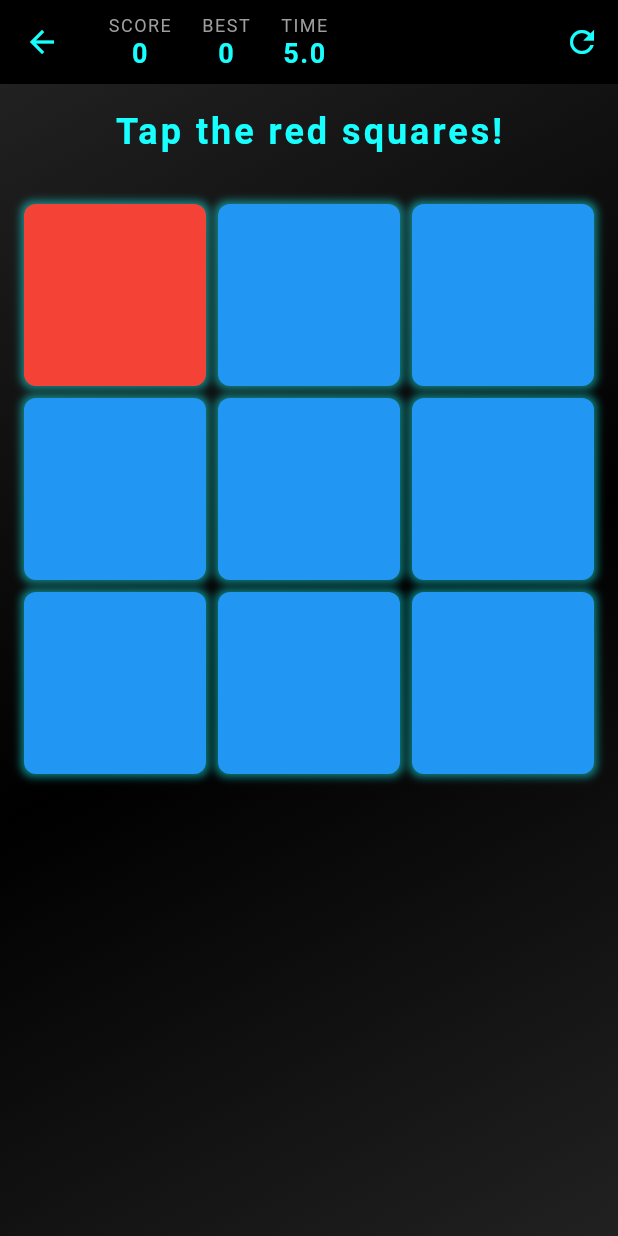
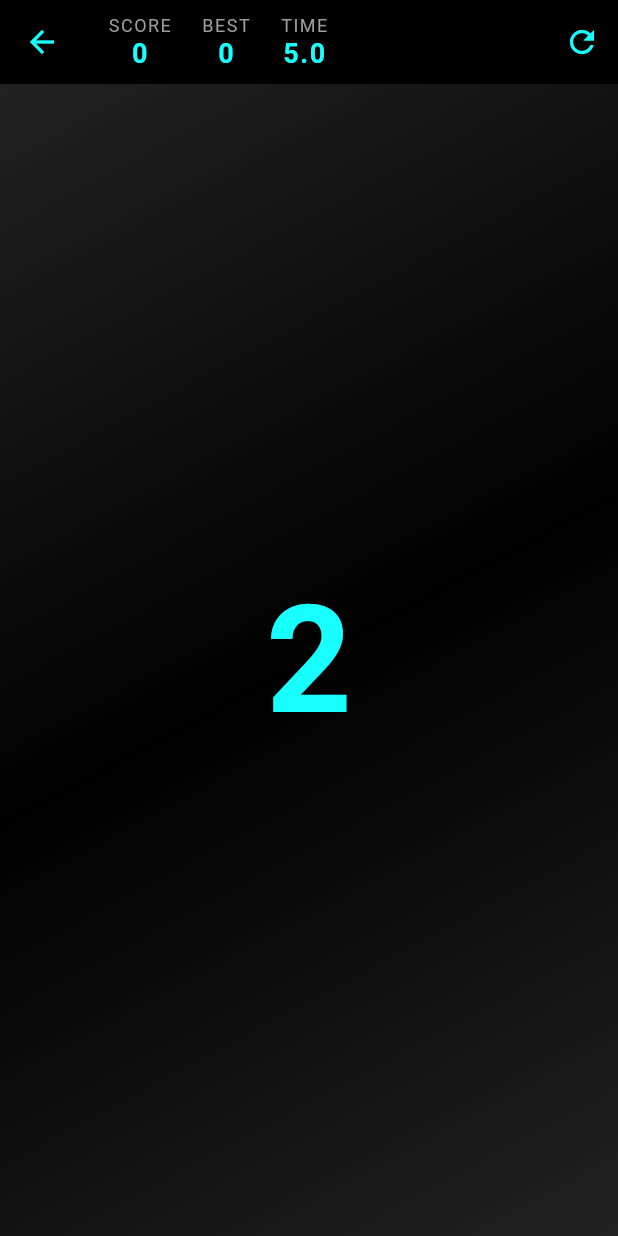
Before and after one commit to Tiavina22/color, a Flutter app: the screen it shows after launch, after a tap on "JOUER", on a phone screen of 412 x 824 dp. Run offline on Flutter 3.47's test engine with Material 3 defaults, Android fonts, the phone set to English and light mode, and no system bars; our stand-ins replace audioplayers, shared_preferences.

Commit message:
[FIX] : fix gestion timer change color to 1000ms.

```diff
--- a/lib/presentation/pages/game_page.dart
+++ b/lib/presentation/pages/game_page.dart
@@ -11,16 +11,41 @@ class GamePage extends StatefulWidget {
   GamePageState createState() => GamePageState();
 }
 
-class GamePageState extends State<GamePage> {
+class GamePageState extends State<GamePage>
+    with SingleTickerProviderStateMixin {
   final GameState _gameState = GameState();
   Timer? _gameTimer;
   double _remainingTime = 5.0;
   final AudioPlayer _audioPlayer = AudioPlayer();
+  late AnimationController _progressController;
+  bool _showCountdown = true;
+  int _countdown = 3;
 
   @override
   void initState() {
     super.initState();
-    _startGame();
+    _progressController = AnimationController(
+      vsync: this,
+      duration: const Duration(milliseconds: 500),
+    );
+    _startCountdown();
+  }
+
+  void _startCountdown() {
+    setState(() => _showCountdown = true);
+    Future.delayed(const Duration(seconds: 1), () {
+      if (!mounted) return;
+      setState(() => _countdown = 2);
+      Future.delayed(const Duration(seconds: 1), () {
+        if (!mounted) return;
+        setState(() => _countdown = 1);
+        Future.delayed(const Duration(seconds: 1), () {
+          if (!mounted) return;
+          setState(() => _showCountdown = false);
+          _startGame();
+        });
+      });
+    });
   }
 
   void _startGame() {
@@ -32,11 +57,15 @@ class GamePageState extends State<GamePage> {
   void _resetTimer() {
     _gameTimer?.cancel();
     _remainingTime = _gameState.timeLimit;
+    _progressController.value = 1.0;
 
-    _gameTimer = Timer.periodic(const Duration(milliseconds: 2000), (timer) {
+    // Ralentir la fréquence de mise à jour à 100ms et ajuster la réduction du temps
+    _gameTimer = Timer.periodic(const Duration(milliseconds: 1000), (timer) {
       if (!mounted) return;
       setState(() {
-        _remainingTime -= 0.05;
+        // Réduire de 0.1 au lieu de 0.05 pour une mise à jour plus régulière
+        _remainingTime -= 0.1;
+        _progressController.value = _remainingTime / _gameState.timeLimit;
 
         if (_remainingTime <= 0) {
           _gameState.isGameOver = true;
@@ -58,8 +87,15 @@ class GamePageState extends State<GamePage> {
         _showGameOverDialog();
       } else {
         _audioPlayer.play(AssetSource('sounds/correct.mp3'));
-        _gameState.changeTargetColor();
-        _resetTimer();
+        // Ajouter un léger délai avant de changer la couleur
+        Future.delayed(const Duration(milliseconds: 2000), () {
+          if (mounted) {
+            setState(() {
+              _gameState.changeTargetColor();
+              _resetTimer();
+            });
+          }
+        });
       }
     });
   }
@@ -82,7 +118,7 @@ class GamePageState extends State<GamePage> {
               TextButton(
                 onPressed: () {
                   Navigator.of(context).pop();
-                  _startGame();
+                  _startCountdown();
                 },
                 child: const Text('Play Again'),
               ),
@@ -93,18 +129,81 @@ class GamePageState extends State<GamePage> {
 
   @override
   void dispose() {
+    _progressController.dispose();
     _gameTimer?.cancel();
     super.dispose();
+  }
+
+  Widget _buildProgressBar() {
+    return Padding(
+      padding: const EdgeInsets.symmetric(horizontal: 20, vertical: 10),
+      child: AnimatedBuilder(
+        animation: _progressController,
+        builder: (context, child) {
+          return LinearProgressIndicator(
+            value: _progressController.value,
+            backgroundColor: Colors.grey[800],
+            valueColor: AlwaysStoppedAnimation<Color>(
+              _progressController.value > 0.3 ? Colors.cyanAccent : Colors.red,
+            ),
+            minHeight: 10,
+          );
+        },
+      ),
+    );
+  }
+
+  Widget _buildGameOverScreen() {
+    return Center(
+      child: Column(
+        mainAxisAlignment: MainAxisAlignment.center,
+        children: [
+          const Text(
+            'GAME OVER',
+            style: TextStyle(
+              color: Colors.cyanAccent,
+              fontSize: 40,
+              fontWeight: FontWeight.bold,
+              letterSpacing: 4,
+            ),
+          ),
+          const SizedBox(height: 20),
+          Text(
+            'Score: ${_gameState.score}',
+            style: const TextStyle(color: Colors.white, fontSize: 24),
+          ),
+          const SizedBox(height: 30),
+          ElevatedButton(
+            onPressed: () => _startCountdown(),
+            style: ElevatedButton.styleFrom(
+              padding: const EdgeInsets.symmetric(horizontal: 40, vertical: 15),
+              side: const BorderSide(color: Colors.cyanAccent),
+            ),
+            child: const Text('REJOUER'),
+          ),
+          const SizedBox(height: 15),
+          TextButton(
+            onPressed: () => Navigator.of(context).pop(),
+            child: const Text('MENU PRINCIPAL'),
+          ),
+        ],
+      ),
+    );
   }
 
   @override
   Widget build(BuildContext context) {
     final gridColors = List.generate(9, (index) {
-      if (index == 0) {
-        return _gameState.targetColor;
-      }
-      return _gameState.colors[Random().nextInt(_gameState.colors.length)];
+      // Assurer une meilleure distribution des couleurs
+      return index < _gameState.colors.length
+          ? _gameState.colors[index]
+          : _gameState.colors[Random().nextInt(_gameState.colors.length)];
     })..shuffle();
+
+    // Assurer qu'il y a au moins une couleur cible
+    if (!gridColors.contains(_gameState.targetColor)) {
+      gridColors[Random().nextInt(gridColors.length)] = _gameState.targetColor;
+    }
 
     return Scaffold(
       backgroundColor: Colors.black,
@@ -128,7 +227,7 @@ class GamePageState extends State<GamePage> {
         actions: [
           IconButton(
             icon: const Icon(Icons.refresh, color: Colors.cyanAccent),
-            onPressed: _startGame,
+            onPressed: _startCountdown,
           ),
         ],
       ),
@@ -141,21 +240,22 @@ class GamePageState extends State<GamePage> {
           ),
         ),
         child:
-            _gameState.isGameOver
-                ? const Center(
+            _showCountdown
+                ? Center(
                   child: Text(
-                    'GAME OVER\nTAP REFRESH',
-                    textAlign: TextAlign.center,
-                    style: TextStyle(
+                    '$_countdown',
+                    style: const TextStyle(
+                      fontSize: 100,
                       color: Colors.cyanAccent,
-                      fontSize: 30,
                       fontWeight: FontWeight.bold,
-                      letterSpacing: 2,
                     ),
                   ),
                 )
+                : _gameState.isGameOver
+                ? _buildGameOverScreen()
                 : Column(
                   children: [
+                    _buildProgressBar(),
                     Padding(
                       padding: const EdgeInsets.all(16.0),
                       child: Text(
--- a/lib/presentation/pages/menu_page.dart
+++ b/lib/presentation/pages/menu_page.dart
@@ -17,11 +17,21 @@ class MenuPage extends StatelessWidget {
             colors: [Colors.grey[900]!, Colors.black, Colors.grey[900]!],
           ),
         ),
-        child: Center(
+        child: Stack(
+          children: [
+            _buildAnimatedBackground(),
+            Center(
               child: Column(
                 mainAxisAlignment: MainAxisAlignment.center,
                 children: [
-              const Text(
+                  TweenAnimationBuilder<double>(
+                    tween: Tween(begin: 0.0, end: 1.0),
+                    duration: const Duration(milliseconds: 1000),
+                    curve: Curves.easeOutBack,
+                    builder: (context, value, child) {
+                      return Transform.scale(scale: value, child: child);
+                    },
+                    child: const Text(
                       'CYBER\nCOLORS',
                       textAlign: TextAlign.center,
                       style: TextStyle(
@@ -40,6 +50,7 @@ class MenuPage extends StatelessWidget {
                         ],
                       ),
                     ),
+                  ),
                   const SizedBox(height: 80),
                   _buildMenuButton(
                     'JOUER',
@@ -49,7 +60,11 @@ class MenuPage extends StatelessWidget {
                     ),
                   ),
                   const SizedBox(height: 20),
-              _buildMenuButton('RÈGLES', Icons.rule, () => _showRules(context)),
+                  _buildMenuButton(
+                    'RÈGLES',
+                    Icons.rule,
+                    () => _showRules(context),
+                  ),
                   const SizedBox(height: 20),
                   _buildMenuButton(
                     'QUITTER',
@@ -58,6 +73,8 @@ class MenuPage extends StatelessWidget {
                   ),
                 ],
               ),
+            ),
+          ],
         ),
       ),
     );
@@ -175,4 +192,29 @@ class MenuPage extends StatelessWidget {
           ),
     );
   }
+
+  Widget _buildAnimatedBackground() {
+    return CustomPaint(painter: CyberBackgroundPainter(), size: Size.infinite);
   }
+}
+
+class CyberBackgroundPainter extends CustomPainter {
+  @override
+  void paint(Canvas canvas, Size size) {
+    final paint =
+        Paint()
+          ..color = Colors.cyanAccent.withOpacity(0.1)
+          ..strokeWidth = 1;
+
+    for (var i = 0; i < size.height; i += 20) {
+      canvas.drawLine(
+        Offset(0, i.toDouble()),
+        Offset(size.width, i.toDouble()),
+        paint,
+      );
+    }
+  }
+
+  @override
+  bool shouldRepaint(covariant CustomPainter oldDelegate) => false;
+}
```
Lines whose indentation alone changed are shown as unchanged.
